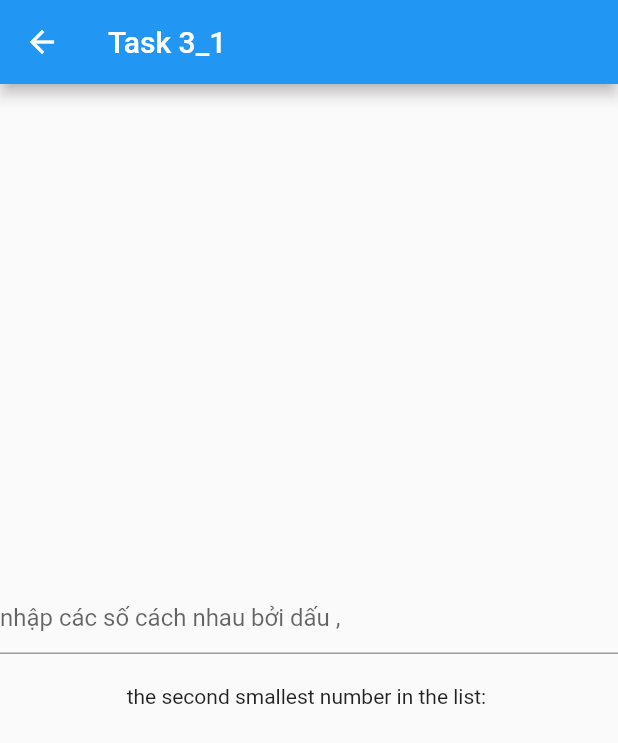
After one commit to phongnguyenxuan/Flutter, a Flutter app: the Task3_1 screen opened directly, on a phone screen of 412 x 824 dp. The commit adds this screen. Shown: the top 743 px of the screen. Run offline on Flutter 3.47's test engine with Material 2 defaults, Android fonts, the phone set to English and light mode, and no system bars.

Commit message:
update task 3_1

```diff
--- /dev/null
+++ b/lib/level_3/task3_1.dart
@@ -0,0 +1,52 @@
+import 'package:flutter/material.dart';
+
+class Task3_1 extends StatefulWidget {
+  const Task3_1({super.key});
+
+  @override
+  State<Task3_1> createState() => _Task3_1State();
+}
+
+class _Task3_1State extends State<Task3_1> {
+  TextEditingController controller = TextEditingController();
+  List<int> numbers = [];
+  late String result = '';
+  //
+
+  @override
+  Widget build(BuildContext context) {
+    return Scaffold(
+      appBar: AppBar(
+        title: const Text('Task 3_1'),
+      ),
+      body: Column(
+        mainAxisAlignment: MainAxisAlignment.center,
+        children: [
+          TextFormField(
+            controller: controller,
+            onFieldSubmitted: (value) {
+              var listSplit = controller.text.split(',');
+              for (int i = 0; i < listSplit.length; i++) {
+                numbers.add(int.parse(listSplit[i]));
+              }
+              //sap xep mang giam dan
+              numbers.sort((a, b) => b.compareTo(a));
+              setState(() {
+                //so nho thu 2 trong mang
+                result = numbers
+                    .lastWhere((element) => element > numbers.last)
+                    .toString();
+              });
+            },
+            decoration: const InputDecoration(
+                hintText: 'nhập các số cách nhau bởi dấu ,'),
+          ),
+          Padding(
+            padding: const EdgeInsets.all(20),
+            child: Text('the second smallest number in the list: $result'),
+          )
+        ],
+      ),
+    );
+  }
+}
```
Also changed, not shown: lib/main.dart (+26 -1 lines).
